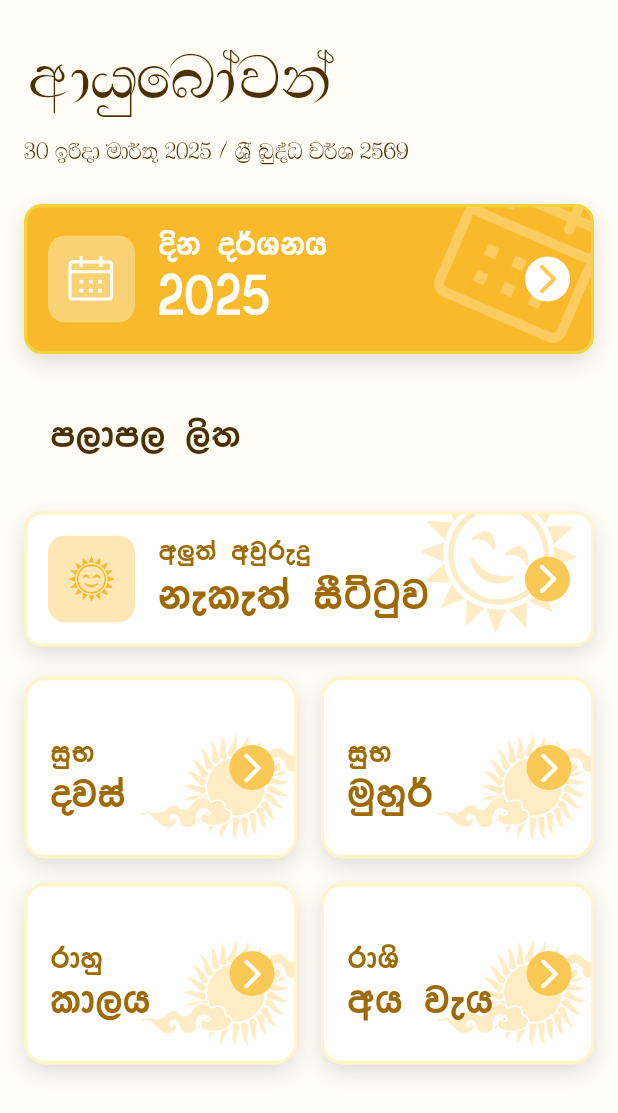
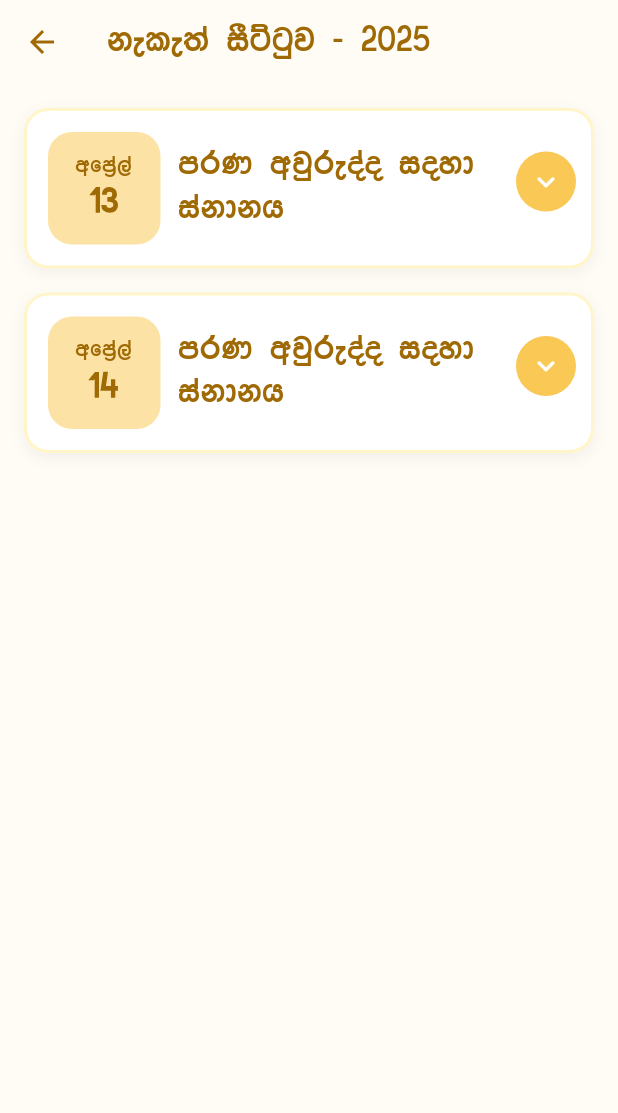
Before and after one commit to DilharaSannasgala/E-Litha-Flutter-App, a Flutter app: the screen it shows after launch, after a tap on "w¨;a wjqreÿ", on a phone screen of 412 x 824 dp. Shown: the top 1113 px of the screen. Run offline on Flutter 3.47's test engine with Material 3 defaults, Android fonts, the light colour scheme and no system bars; our stand-ins replace flutter_svg.

Commit message:
Completed Nakath screen

```diff
--- a/lib/main.dart
+++ b/lib/main.dart
@@ -1,6 +1,7 @@
 import 'package:e_litha/screens/calender-screen.dart';
 import 'package:e_litha/screens/home-screen.dart';
 import 'package:e_litha/screens/loading-screen.dart';
+import 'package:e_litha/screens/nakath-screen.dart';
 import 'package:flutter/material.dart';
 
 void main() {
@@ -16,6 +17,7 @@ class MainApp extends StatelessWidget {
       '/': (context) => LoadingScreen(),
       '/home': (context) => HomePage(),
       '/calendar': (context) => CalendarScreen(),
+      '/nakath': (context) => NakathScreen(),
     });
   }
 }
--- /dev/null
+++ b/lib/models/special-nakath-date-info.dart
@@ -0,0 +1,28 @@
+class SpecialNakathDateInfo {
+  final int year;
+  final int month;
+  final int day;
+  final String time;
+  final String name;
+  final String description;
+
+  SpecialNakathDateInfo({
+    required this.year,
+    required this.month,
+    required this.day,
+    required this.time,
+    required this.name,
+    required this.description,
+  });
+
+  factory SpecialNakathDateInfo.fromJson(Map<String, dynamic> json) {
+    return SpecialNakathDateInfo(
+      year: json['year'] as int,
+      month: json['month'] as int,
+      day: json['day'] as int,
+      time: json['time'] as String,
+      name: json['name'] as String,
+      description: json['description'] as String? ?? '',
+    );
+  }
+}
--- a/lib/screens/calender-screen.dart
+++ b/lib/screens/calender-screen.dart
@@ -112,7 +112,8 @@ class _CalendarScreenState extends State<CalendarScreen> {
       body: SingleChildScrollView(
         child: SafeArea(
           child: isLoading
-              ? Center(child: CircularProgressIndicator())
+              ? Center(
+                  child: CircularProgressIndicator(color: AppColor.accentColor))
               : _buildResponsiveLayout(context, isWideScreen),
         ),
       ),
--- a/lib/screens/home-screen.dart
+++ b/lib/screens/home-screen.dart
@@ -55,7 +55,7 @@ class HomePage extends StatelessWidget {
                           textTitle: 'w¨;a wjqreÿ',
                           textYear: 'kele;a iSÜgqj',
                           onPressed: () {
-                            // Add navigation logic
+                            Navigator.pushNamed(context, '/nakath');
                           },
                         ),
                         SizedBox(height: 20),
@@ -107,10 +107,11 @@ class HomePage extends StatelessWidget {
         Text(
           'wdhqfndajka',
           style: TextStyle(
-            fontFamily: AppComponents.titleFont,
-            fontSize: 50,
-            color: AppColor.titleTextColor,
-          ),
+              fontFamily: AppComponents.titleFont,
+              fontSize: 50,
+              color: AppColor.titleTextColor,
+              fontWeight: FontWeight.w600,
+              letterSpacing: 1),
         ),
         Text(
           '${now.day} ${customDay} ${customMonth} ${now.year} \$ Y%S nqoaO j¾Y ${customYear}',
--- /dev/null
+++ b/lib/screens/nakath-screen.dart
@@ -0,0 +1,90 @@
+import 'dart:convert';
+import 'package:e_litha/models/special-nakath-date-info.dart';
+import 'package:e_litha/utils/app-color.dart';
+import 'package:e_litha/utils/app-component.dart';
+import 'package:e_litha/utils/custom-date-time.dart';
+import 'package:e_litha/widgets/nakath/nakath-card.dart';
+import 'package:flutter/material.dart';
+import 'package:flutter/services.dart';
+
+// Main screen widget
+class NakathScreen extends StatefulWidget {
+  const NakathScreen({Key? key}) : super(key: key);
+
+  @override
+  State<NakathScreen> createState() => _NakathScreenState();
+}
+
+class _NakathScreenState extends State<NakathScreen> {
+  List<SpecialNakathDateInfo> specialDates = [];
+  bool isLoading = true;
+
+  @override
+  void initState() {
+    super.initState();
+    _loadNakathData();
+  }
+
+  Future<void> _loadNakathData() async {
+    try {
+      final String jsonString =
+          await rootBundle.loadString(AppComponents.nakathData);
+      final Map<String, dynamic> jsonData = json.decode(jsonString);
+
+      setState(() {
+        specialDates = (jsonData['specialDates'] as List?)
+                ?.map((item) => SpecialNakathDateInfo.fromJson(item))
+                .toList() ??
+            [];
+        isLoading = false;
+      });
+    } catch (e) {
+      debugPrint('Error loading nakath data: $e');
+      setState(() => isLoading = false);
+
+      if (mounted) {
+        ScaffoldMessenger.of(context).showSnackBar(
+          SnackBar(
+            content: Text('Failed to load nakath data: ${e.toString()}'),
+            duration: const Duration(seconds: 5),
+          ),
+        );
+      }
+    }
+  }
+
+  @override
+  Widget build(BuildContext context) {
+    return Scaffold(
+      backgroundColor: AppColor.bgColor,
+      appBar: AppBar(
+        backgroundColor: AppColor.bgColor,
+        leading: IconButton(
+          icon: const Icon(Icons.arrow_back, color: AppColor.btnTextColor),
+          onPressed: () => Navigator.of(context).pop(),
+        ),
+        title: const Text(
+          "kele;a iSÜgqj - 2025",
+          style: TextStyle(
+            fontSize: 25,
+            fontFamily: AppComponents.accentFont,
+            color: AppColor.btnTextColor,
+          ),
+        ),
+      ),
+      body: isLoading
+          ? const Center(
+              child: CircularProgressIndicator(color: AppColor.accentColor))
+          : SafeArea(
+              child: ListView.builder(
+                padding: const EdgeInsets.all(16),
+                itemCount: specialDates.length,
+                itemBuilder: (context, index) {
+                  return CollapsibleNakathCard(
+                      specialDate: specialDates[index]);
+                },
+              ),
+            ),
+    );
+  }
+}
--- a/lib/utils/app-color.dart
+++ b/lib/utils/app-color.dart
@@ -4,6 +4,7 @@ class AppColor {
   static const Color titleTextColor = const Color(0xFF4C3100);
   static const Color subTextColor = Color(0xFF4C3100);
   static const Color btnTextColor = const Color(0xFF9F6904);
+  static const Color btnSubTextColor = Color(0xFFC98405);
   static const Color accentColor = Color(0xFFF9C855);
   static const Color borderDarkColor = Color(0xFFF5D33B);
   static const Color borderLightColor = Color(0xFFFFF5C9);
--- a/lib/utils/app-component.dart
+++ b/lib/utils/app-component.dart
@@ -22,4 +22,5 @@ class AppComponents {
 
   //_______data
   static const String calendarData = "assets/data/calendar_data.json";
+  static const String nakathData = "assets/data/nakath_data.json";
 }
--- a/lib/widgets/calender/calender-special-date-widget.dart
+++ b/lib/widgets/calender/calender-special-date-widget.dart
@@ -148,7 +148,7 @@ class SpecialDateCard extends StatelessWidget {
                   Text(
                     description,
                     style: TextStyle(
-                      fontSize: 20,
+                      fontSize: 24,
                       fontFamily: AppComponents.accentFont,
                       color: AppColor.btnTextColor,
                     ),
--- /dev/null
+++ b/lib/widgets/nakath/nakath-card.dart
@@ -0,0 +1,178 @@
+import 'package:e_litha/models/special-nakath-date-info.dart';
+import 'package:e_litha/utils/app-color.dart';
+import 'package:e_litha/utils/app-component.dart';
+import 'package:e_litha/utils/custom-date-time.dart';
+import 'package:e_litha/widgets/nakath/nakath-date-container.dart';
+import 'package:flutter/material.dart';
+
+class CollapsibleNakathCard extends StatefulWidget {
+  final SpecialNakathDateInfo specialDate;
+
+  const CollapsibleNakathCard({
+    Key? key,
+    required this.specialDate,
+  }) : super(key: key);
+
+  @override
+  State<CollapsibleNakathCard> createState() => _CollapsibleNakathCardState();
+}
+
+class _CollapsibleNakathCardState extends State<CollapsibleNakathCard>
+    with SingleTickerProviderStateMixin {
+  bool _isExpanded = false;
+  late AnimationController _animationController;
+  late Animation<double> _rotationAnimation;
+
+  @override
+  void initState() {
+    super.initState();
+    _animationController = AnimationController(
+      duration: const Duration(milliseconds: 300),
+      vsync: this,
+    );
+    _rotationAnimation = Tween<double>(begin: 0.0, end: 0.5).animate(
+      CurvedAnimation(
+        parent: _animationController,
+        curve: Curves.easeInOut,
+      ),
+    );
+  }
+
+  @override
+  void dispose() {
+    _animationController.dispose();
+    super.dispose();
+  }
+
+  void _toggleExpanded() {
+    setState(() {
+      _isExpanded = !_isExpanded;
+      if (_isExpanded) {
+        _animationController.forward();
+      } else {
+        _animationController.reverse();
+      }
+    });
+  }
+
+  @override
+  Widget build(BuildContext context) {
+    return AnimatedContainer(
+      duration: const Duration(milliseconds: 500),
+      margin: const EdgeInsets.only(bottom: 16),
+      decoration: BoxDecoration(
+        color: Colors.white,
+        borderRadius: BorderRadius.circular(16),
+        boxShadow: [
+          BoxShadow(
+            color: Colors.black.withOpacity(0.05),
+            blurRadius: 8,
+            offset: const Offset(0, 3),
+          ),
+        ],
+      ),
+      foregroundDecoration: BoxDecoration(
+        border: Border.all(
+          color: AppColor.borderLightColor,
+          width: 2,
+        ),
+        borderRadius: BorderRadius.circular(16),
+      ),
+      child: Material(
+        color: Colors.transparent,
+        child: InkWell(
+          borderRadius: BorderRadius.circular(16),
+          onTap: _toggleExpanded,
+          child: Column(
+            crossAxisAlignment: CrossAxisAlignment.start,
+            children: [
+              Row(
+                crossAxisAlignment: CrossAxisAlignment.start,
+                children: [
+                  // Date container
+                  DateContainer(
+                    month: CustomDateTime()
+                        .getCustomMonthShort(widget.specialDate.month),
+                    day: widget.specialDate.day.toString(),
+                  ),
+
+                  // Event details
+                  Expanded(
+                    child: Padding(
+                      padding: const EdgeInsets.symmetric(
+                        vertical: 16,
+                        horizontal: 12,
+                      ),
+                      child: Row(
+                        mainAxisAlignment: MainAxisAlignment.spaceBetween,
+                        crossAxisAlignment: CrossAxisAlignment.center,
+                        children: [
+                          Expanded(
+                            child: Padding(
+                              padding: const EdgeInsets.only(top: 8),
+                              child: Text(
+                                widget.specialDate.name,
+                                style: const TextStyle(
+                                    fontSize: 24,
+                                    fontFamily: AppComponents.accentFont,
+                                    fontWeight: FontWeight.w400,
+                                    color: AppColor.btnTextColor,
+                                    height: 1.2),
+                              ),
+                            ),
+                          ),
+
+                          // Circle with arrow icon
+                          Container(
+                            width: 40,
+                            height: 40,
+                            decoration: const BoxDecoration(
+                              color: AppColor.accentColor,
+                              shape: BoxShape.circle,
+                            ),
+                            child: Center(
+                              child: RotationTransition(
+                                turns: _rotationAnimation,
+                                child: const Icon(
+                                  Icons.keyboard_arrow_down_rounded,
+                                  color: Colors.white,
+                                  size: 24,
+                                ),
+                              ),
+                            ),
+                          ),
+                        ],
+                      ),
+                    ),
+                  ),
+                ],
+              ),
+
+              // Description (animated)
+              ClipRect(
+                child: AnimatedContainer(
+                  duration: const Duration(milliseconds: 300),
+                  height:
+                      _isExpanded && widget.specialDate.description.isNotEmpty
+                          ? null // Auto height
+                          : 0, // Collapsed
+                  child: Padding(
+                    padding: const EdgeInsets.fromLTRB(16, 0, 16, 16),
+                    child: Text(
+                      widget.specialDate.description,
+                      style: TextStyle(
+                        fontFamily: AppComponents.accentFont,
+                        fontSize: 20,
+                        color: AppColor.btnSubTextColor,
+                      ),
+                    ),
+                  ),
+                ),
+              ),
+            ],
+          ),
+        ),
+      ),
+    );
+  }
+}
--- /dev/null
+++ b/lib/widgets/nakath/nakath-date-container.dart
@@ -0,0 +1,54 @@
+import 'package:e_litha/utils/app-color.dart';
+import 'package:e_litha/utils/app-component.dart';
+import 'package:flutter/material.dart';
+
+class DateContainer extends StatelessWidget {
+  final String month;
+  final String day;
+
+  const DateContainer({
+    Key? key,
+    required this.month,
+    required this.day,
+  }) : super(key: key);
+
+  @override
+  Widget build(BuildContext context) {
+    return Padding(
+      padding: const EdgeInsets.only(left: 16, top: 16, bottom: 16),
+      child: Container(
+        width: 75,
+        height: 75,
+        decoration: BoxDecoration(
+          color: AppColor.iconBgColor,
+          borderRadius: BorderRadius.circular(16),
+        ),
+        padding: const EdgeInsets.all(10),
+        child: Column(
+          mainAxisAlignment: MainAxisAlignment.center,
+          children: [
+            Text(
+              month,
+              style: const TextStyle(
+                fontSize: 16,
+                fontFamily: AppComponents.accentFont,
+                color: AppColor.btnTextColor,
+                height: 1.2,
+              ),
+            ),
+            Text(
+              day,
+              style: const TextStyle(
+                fontSize: 24,
+                fontFamily: AppComponents.accentFont,
+                fontWeight: FontWeight.bold,
+                color: AppColor.btnTextColor,
+                height: 1.3,
+              ),
+            ),
+          ],
+        ),
+      ),
+    );
+  }
+}
--- a/pubspec.yaml
+++ b/pubspec.yaml
@@ -35,3 +35,4 @@ flutter:
     - assets/images/
     - assets/icons/
     - assets/data/calendar_data.json
+    - assets/data/nakath_data.json
```
Also changed, not shown: assets/data/nakath_data.json (added, +20 -0 lines).
